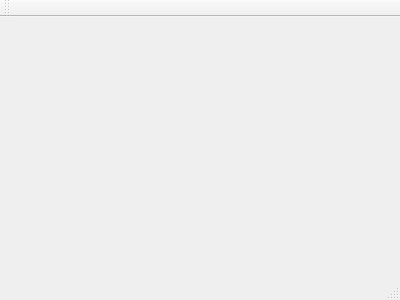
Qt form mainwindow.ui (mcybuls1/PSZT-Hexxagon) before a commit.
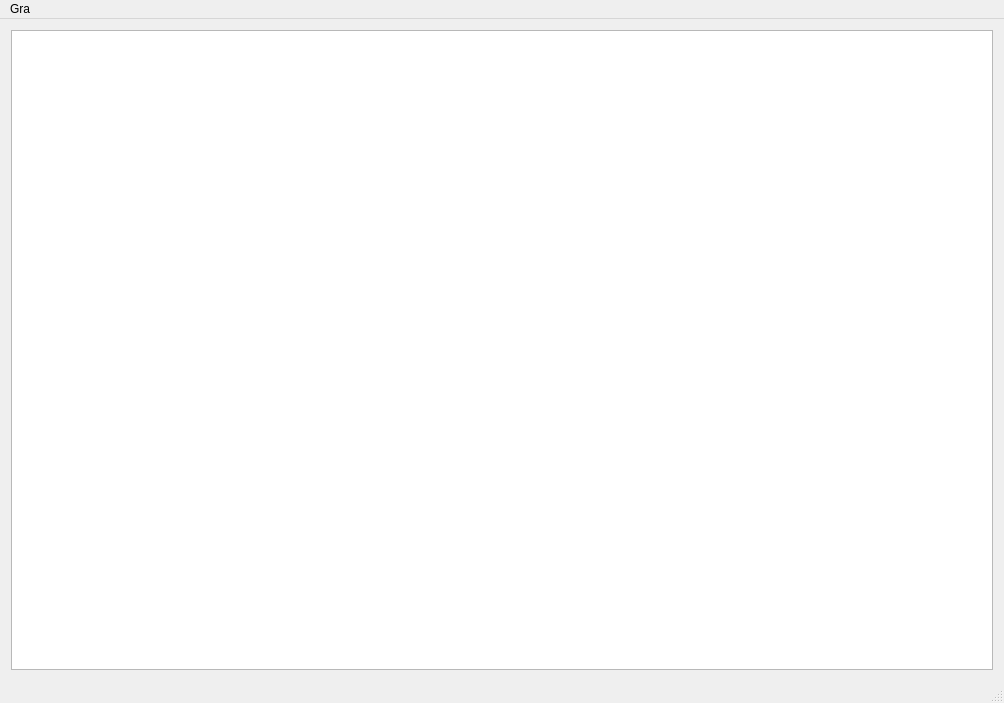
The same form after that commit.

Diff of the .ui file:
```diff
--- a/mainwindow.ui
+++ b/mainwindow.ui
@@ -1,24 +1,62 @@
 <ui version="4.0">
  <class>MainWindow</class>
- <widget class="QMainWindow" name="MainWindow" >
-  <property name="geometry" >
+ <widget class="QMainWindow" name="MainWindow">
+  <property name="geometry">
    <rect>
     <x>0</x>
     <y>0</y>
-    <width>400</width>
-    <height>300</height>
+    <width>1000</width>
+    <height>700</height>
    </rect>
   </property>
   <property name="windowTitle" >
    <string>MainWindow</string>
   </property>
-  <widget class="QMenuBar" name="menuBar" />
-  <widget class="QToolBar" name="mainToolBar" />
-  <widget class="QWidget" name="centralWidget" />
-  <widget class="QStatusBar" name="statusBar" />
+  <widget class="QWidget" name="centralWidget">
+   <layout class="QVBoxLayout" name="verticalLayout">
+    <item>
+     <widget class="QGraphicsView" name="graphicsView">
+      <property name="minimumSize">
+       <size>
+        <width>982</width>
+        <height>640</height>
+       </size>
+      </property>
+     </widget>
+    </item>
+   </layout>
+  </widget>
+  <widget class="QMenuBar" name="menuBar">
+   <property name="geometry">
+    <rect>
+     <x>0</x>
+     <y>0</y>
+     <width>1000</width>
+     <height>20</height>
+    </rect>
+   </property>
+   <widget class="QMenu" name="menuGra">
+    <property name="title">
+     <string>Gra</string>
+    </property>
+    <addaction name="actionNowa_Gra"/>
+    <addaction name="actionZako_cz"/>
+   </widget>
+   <addaction name="menuGra"/>
+  </widget>
+  <widget class="QStatusBar" name="statusBar"/>
+  <action name="actionNowa_Gra">
+   <property name="text">
+    <string>Nowa Gra</string>
+   </property>
+  </action>
+  <action name="actionZako_cz">
+   <property name="text">
+    <string>Zakończ</string>
+   </property>
+  </action>
  </widget>
- <layoutDefault spacing="6" margin="11" />
- <pixmapfunction></pixmapfunction>
+ <layoutdefault spacing="6" margin="11"/>
  <resources/>
  <connections/>
 </ui>
```
Left out of the diff: 5 changed lines with no effect on the pictures.
